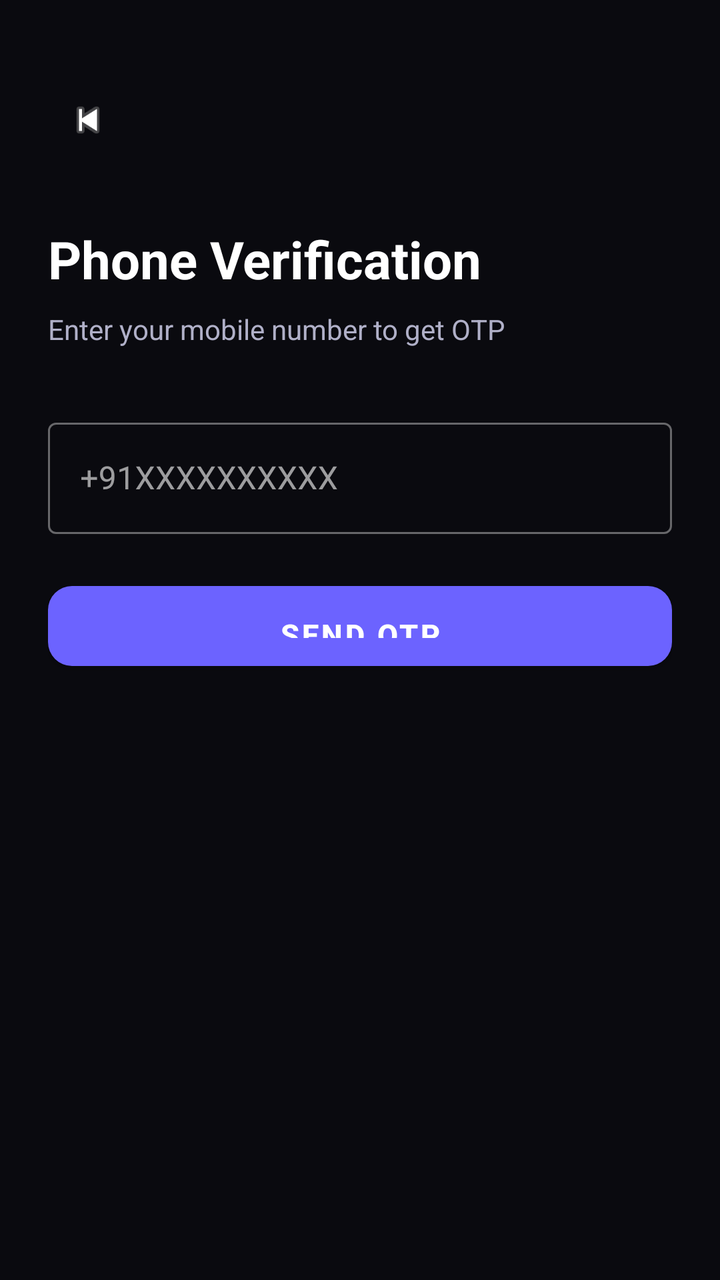
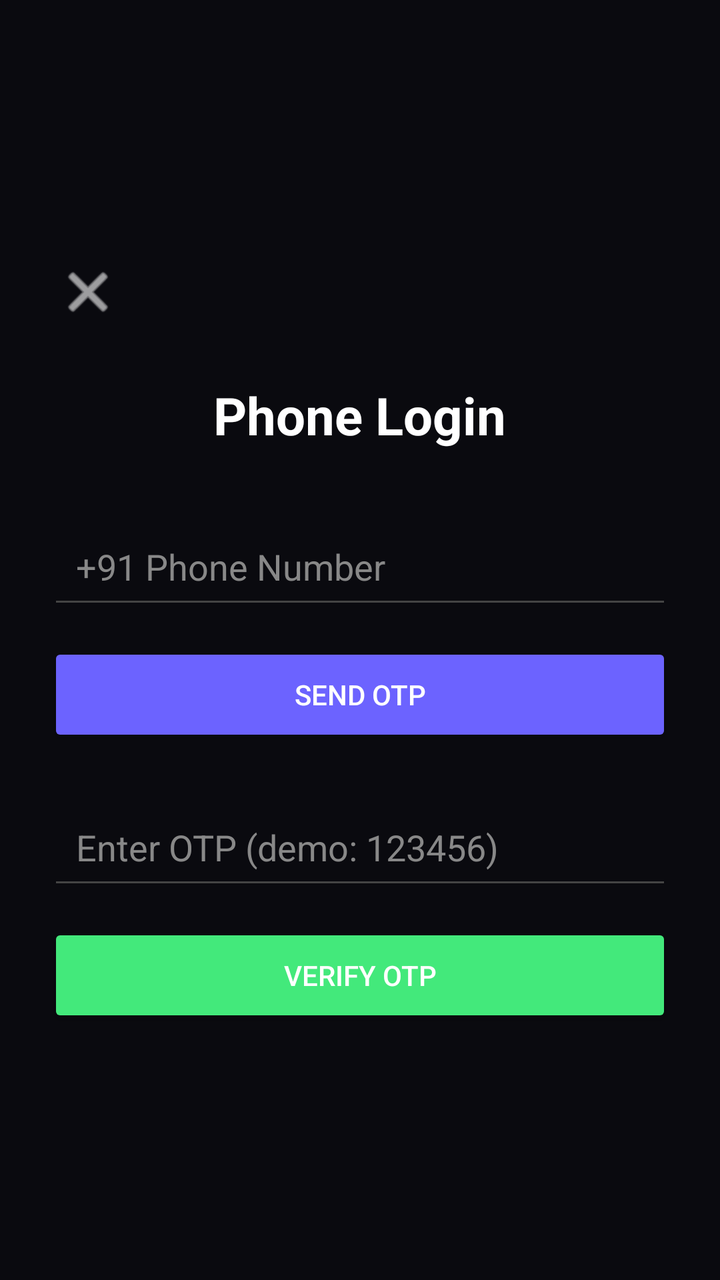

Compare the two renders of this Android layout. The source of the first and the diff that turns it into the second are given below.
<!-- AndroidManifest.xml: application theme Theme.Vexo -->
<!-- res/layout/activity_phone_auth.xml -->
<?xml version="1.0" encoding="utf-8"?>
<LinearLayout
    xmlns:android="http://schemas.android.com/apk/res/android"
    android:layout_width="match_parent"
    android:layout_height="match_parent"
    android:background="@color/bg_primary"
    android:orientation="vertical"
    android:padding="24dp">

    <ImageView
        android:id="@+id/ivBack"
        android:layout_width="40dp"
        android:layout_height="40dp"
        android:layout_marginTop="16dp"
        android:padding="8dp"
        android:src="@android:drawable/ic_media_previous"/>

    <TextView
        android:layout_width="wrap_content"
        android:layout_height="wrap_content"
        android:layout_marginTop="32dp"
        android:text="Phone Verification"
        android:textColor="@color/text_primary"
        android:textSize="26sp"
        android:textStyle="bold"/>

    <TextView
        android:layout_width="wrap_content"
        android:layout_height="wrap_content"
        android:layout_marginTop="8dp"
        android:text="Enter your mobile number to get OTP"
        android:textColor="@color/text_secondary"
        android:textSize="14sp"/>

    <com.google.android.material.textfield.TextInputLayout
        android:layout_width="match_parent"
        android:layout_height="wrap_content"
        android:layout_marginTop="32dp"
        android:hint="+91XXXXXXXXXX"
        style="@style/Widget.MaterialComponents.TextInputLayout.OutlinedBox">
        <com.google.android.material.textfield.TextInputEditText
            android:id="@+id/etPhone"
            android:layout_width="match_parent"
            android:layout_height="wrap_content"
            android:inputType="phone"
            android:textColor="@color/text_primary"/>
    </com.google.android.material.textfield.TextInputLayout>

    <com.google.android.material.button.MaterialButton
        android:id="@+id/btnSendOtp"
        android:layout_width="match_parent"
        android:layout_height="52dp"
        android:layout_marginTop="20dp"
        android:text="Send OTP"
        style="@style/VexoButton"/>

    <LinearLayout
        android:id="@+id/layoutOtp"
        android:layout_width="match_parent"
        android:layout_height="wrap_content"
        android:orientation="vertical"
        android:visibility="gone">

        <com.google.android.material.textfield.TextInputLayout
            android:layout_width="match_parent"
            android:layout_height="wrap_content"
            android:layout_marginTop="24dp"
            android:hint="Enter 6-digit OTP"
            style="@style/Widget.MaterialComponents.TextInputLayout.OutlinedBox">
            <com.google.android.material.textfield.TextInputEditText
                android:id="@+id/etOtp"
                android:layout_width="match_parent"
                android:layout_height="wrap_content"
                android:inputType="number"
                android:maxLength="6"
                android:textColor="@color/text_primary"/>
        </com.google.android.material.textfield.TextInputLayout>

        <com.google.android.material.button.MaterialButton
            android:id="@+id/btnVerify"
            android:layout_width="match_parent"
            android:layout_height="52dp"
            android:layout_marginTop="16dp"
            android:text="Verify OTP"
            style="@style/VexoButton"/>

    </LinearLayout>

    <ProgressBar
        android:id="@+id/progressBar"
        android:layout_width="wrap_content"
        android:layout_height="wrap_content"
        android:layout_gravity="center_horizontal"
        android:layout_marginTop="20dp"
        android:visibility="gone"/>

</LinearLayout>
<!-- resources referenced by this layout -->
<resources>
  <color name="bg_primary">#0A0A0F</color>
  <color name="text_primary">#FFFFFF</color>
  <color name="text_secondary">#B0B0C8</color>
  <style name="VexoButton" parent="Widget.MaterialComponents.Button">
          <item name="backgroundTint">@color/vexo_purple</item>
          <item name="android:textColor">@color/text_primary</item>
          <item name="cornerRadius">12dp</item>
          <item name="android:paddingTop">14dp</item>
          <item name="android:paddingBottom">14dp</item>
          <item name="android:textSize">15sp</item>
          <item name="android:textStyle">bold</item>
      </style>
  <style name="Theme.Vexo" parent="Theme.MaterialComponents.DayNight.NoActionBar">
          <item name="colorPrimary">@color/vexo_purple</item>
          <item name="colorPrimaryVariant">@color/vexo_purple_dark</item>
          <item name="colorOnPrimary">@color/text_primary</item>
          <item name="colorSecondary">@color/vexo_pink</item>
          <item name="android:colorBackground">@color/bg_primary</item>
          <item name="colorSurface">@color/bg_secondary</item>
          <item name="colorOnSurface">@color/text_primary</item>
          <item name="colorError">@color/error</item>
          <item name="android:statusBarColor">@color/bg_primary</item>
          <item name="android:navigationBarColor">@color/bg_primary</item>
          <item name="android:windowLightStatusBar">false</item>
          <item name="android:windowBackground">@color/bg_primary</item>
      </style>
  <color name="vexo_purple">#6C63FF</color>
  <color name="vexo_purple_dark">#4B44CC</color>
  <color name="vexo_pink">#FF6584</color>
  <color name="bg_secondary">#12121A</color>
  <color name="error">#FF5252</color>
</resources>

<!-- the commit's change to res/layout/activity_phone_auth.xml (unified diff, before → after) -->
@@ -1,97 +1,70 @@
 <?xml version="1.0" encoding="utf-8"?>
-<LinearLayout
-    xmlns:android="http://schemas.android.com/apk/res/android"
+<LinearLayout xmlns:android="http://schemas.android.com/apk/res/android"
     android:layout_width="match_parent"
     android:layout_height="match_parent"
+    android:orientation="vertical"
     android:background="@color/bg_primary"
-    android:orientation="vertical"
-    android:padding="24dp">
+    android:padding="24dp"
+    android:gravity="center">
 
-    <ImageView
-        android:id="@+id/ivBack"
+    <ImageButton
+        android:id="@+id/btnBack"
         android:layout_width="40dp"
         android:layout_height="40dp"
-        android:layout_marginTop="16dp"
-        android:padding="8dp"
-        android:src="@android:drawable/ic_media_previous"/>
+        android:src="@android:drawable/ic_menu_close_clear_cancel"
+        android:background="?attr/selectableItemBackgroundBorderless"
+        android:tint="#FFFFFF"
+        android:layout_gravity="start"
+        android:layout_marginBottom="24dp" />
 
     <TextView
         android:layout_width="wrap_content"
         android:layout_height="wrap_content"
-        android:layout_marginTop="32dp"
-        android:text="Phone Verification"
-        android:textColor="@color/text_primary"
+        android:text="Phone Login"
+        android:textColor="#FFFFFF"
         android:textSize="26sp"
-        android:textStyle="bold"/>
+        android:textStyle="bold"
+        android:layout_marginBottom="32dp" />
 
-    <TextView
-        android:layout_width="wrap_content"
-        android:layout_height="wrap_content"
-        android:layout_marginTop="8dp"
-        android:text="Enter your mobile number to get OTP"
-        android:textColor="@color/text_secondary"
-        android:textSize="14sp"/>
-
-    <com.google.android.material.textfield.TextInputLayout
+    <EditText
+        android:id="@+id/etPhone"
         android:layout_width="match_parent"
         android:layout_height="wrap_content"
-        android:layout_marginTop="32dp"
-        android:hint="+91XXXXXXXXXX"
-        style="@style/Widget.MaterialComponents.TextInputLayout.OutlinedBox">
-        <com.google.android.material.textfield.TextInputEditText
-            android:id="@+id/etPhone"
-            android:layout_width="match_parent"
-            android:layout_height="wrap_content"
-            android:inputType="phone"
-            android:textColor="@color/text_primary"/>
-    </com.google.android.material.textfield.TextInputLayout>
+        android:hint="+91 Phone Number"
+        android:textColorHint="#888888"
+        android:textColor="#FFFFFF"
+        android:backgroundTint="#444444"
+        android:padding="14dp"
+        android:inputType="phone"
+        android:layout_marginBottom="12dp" />
 
-    <com.google.android.material.button.MaterialButton
+    <Button
         android:id="@+id/btnSendOtp"
         android:layout_width="match_parent"
         android:layout_height="52dp"
-        android:layout_marginTop="20dp"
         android:text="Send OTP"
-        style="@style/VexoButton"/>
+        android:textColor="#FFFFFF"
+        android:backgroundTint="@color/vexo_purple"
+        android:layout_marginBottom="24dp" />
 
-    <LinearLayout
-        android:id="@+id/layoutOtp"
+    <EditText
+        android:id="@+id/etOtp"
         android:layout_width="match_parent"
         android:layout_height="wrap_content"
-        android:orientation="vertical"
-        android:visibility="gone">
+        android:hint="Enter OTP (demo: 123456)"
+        android:textColorHint="#888888"
+        android:textColor="#FFFFFF"
+        android:backgroundTint="#444444"
+        android:padding="14dp"
+        android:inputType="numberPassword"
+        android:layout_marginBottom="12dp" />
 
-        <com.google.android.material.textfield.TextInputLayout
-            android:layout_width="match_parent"
-            android:layout_height="wrap_content"
-            android:layout_marginTop="24dp"
-            android:hint="Enter 6-digit OTP"
-            style="@style/Widget.MaterialComponents.TextInputLayout.OutlinedBox">
-            <com.google.android.material.textfield.TextInputEditText
-                android:id="@+id/etOtp"
-                android:layout_width="match_parent"
-                android:layout_height="wrap_content"
-                android:inputType="number"
-                android:maxLength="6"
-                android:textColor="@color/text_primary"/>
-        </com.google.android.material.textfield.TextInputLayout>
-
-        <com.google.android.material.button.MaterialButton
-            android:id="@+id/btnVerify"
-            android:layout_width="match_parent"
-            android:layout_height="52dp"
-            android:layout_marginTop="16dp"
-            android:text="Verify OTP"
-            style="@style/VexoButton"/>
-
-    </LinearLayout>
-
-    <ProgressBar
-        android:id="@+id/progressBar"
-        android:layout_width="wrap_content"
-        android:layout_height="wrap_content"
-        android:layout_gravity="center_horizontal"
-        android:layout_marginTop="20dp"
-        android:visibility="gone"/>
+    <Button
+        android:id="@+id/btnVerifyOtp"
+        android:layout_width="match_parent"
+        android:layout_height="52dp"
+        android:text="Verify OTP"
+        android:textColor="#FFFFFF"
+        android:backgroundTint="@color/vexo_green" />
 
 </LinearLayout>
<!-- resource entries referenced after the edit -->
@@ -1,17 +1,8 @@
 <!-- resources referenced by this layout -->
 <resources>
   <color name="bg_primary">#0A0A0F</color>
-  <color name="text_primary">#FFFFFF</color>
-  <color name="text_secondary">#B0B0C8</color>
-  <style name="VexoButton" parent="Widget.MaterialComponents.Button">
-          <item name="backgroundTint">@color/vexo_purple</item>
-          <item name="android:textColor">@color/text_primary</item>
-          <item name="cornerRadius">12dp</item>
-          <item name="android:paddingTop">14dp</item>
-          <item name="android:paddingBottom">14dp</item>
-          <item name="android:textSize">15sp</item>
-          <item name="android:textStyle">bold</item>
-      </style>
+  <color name="vexo_green">#43E97B</color>
+  <color name="vexo_purple">#6C63FF</color>
   <style name="Theme.Vexo" parent="Theme.MaterialComponents.DayNight.NoActionBar">
           <item name="colorPrimary">@color/vexo_purple</item>
           <item name="colorPrimaryVariant">@color/vexo_purple_dark</item>
@@ -26,8 +17,8 @@
           <item name="android:windowLightStatusBar">false</item>
           <item name="android:windowBackground">@color/bg_primary</item>
       </style>
-  <color name="vexo_purple">#6C63FF</color>
   <color name="vexo_purple_dark">#4B44CC</color>
+  <color name="text_primary">#FFFFFF</color>
   <color name="vexo_pink">#FF6584</color>
   <color name="bg_secondary">#12121A</color>
   <color name="error">#FF5252</color>
